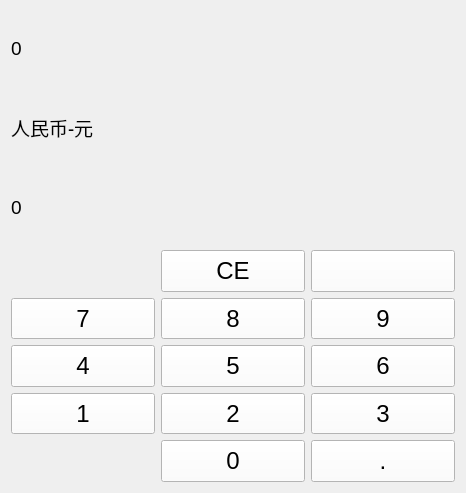
shen-25/qt-calculator, file currency.ui: the form before one commit.
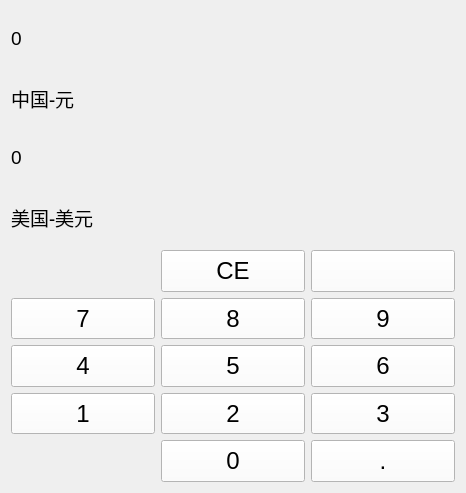
The form after the commit. Icons and pictures are not drawn.

```diff
--- a/currency.ui
+++ b/currency.ui
@@ -18,8 +18,23 @@
   </property>
   <layout class="QVBoxLayout" name="verticalLayout_2">
    <item>
-    <layout class="QVBoxLayout" name="verticalLayout">
-     <item>
+    <layout class="QGridLayout" name="gridLayout">
+     <item row="1" column="0">
+      <widget class="QLabel" name="label1">
+       <property name="font">
+        <font>
+         <family>微软雅黑</family>
+         <pointsize>14</pointsize>
+         <weight>50</weight>
+         <bold>false</bold>
+        </font>
+       </property>
+       <property name="text">
+        <string>中国-元</string>
+       </property>
+      </widget>
+     </item>
+     <item row="0" column="0">
       <widget class="QLabel" name="labelCHN">
        <property name="minimumSize">
         <size>
@@ -44,22 +59,22 @@
        </property>
       </widget>
      </item>
-     <item>
-      <widget class="QLabel" name="label1">
+     <item row="3" column="0">
+      <widget class="QLabel" name="label">
        <property name="font">
         <font>
-         <family>微软雅黑</family>
+         <family>Microsoft YaHei</family>
          <pointsize>14</pointsize>
          <weight>50</weight>
          <bold>false</bold>
         </font>
        </property>
        <property name="text">
-        <string>人民币-元</string>
+        <string>美国-美元</string>
        </property>
       </widget>
      </item>
-     <item>
+     <item row="2" column="0">
       <widget class="QLabel" name="labelUSA">
        <property name="font">
         <font>
```
Left out of the diff: 2 changed lines with no effect on the pictures.
